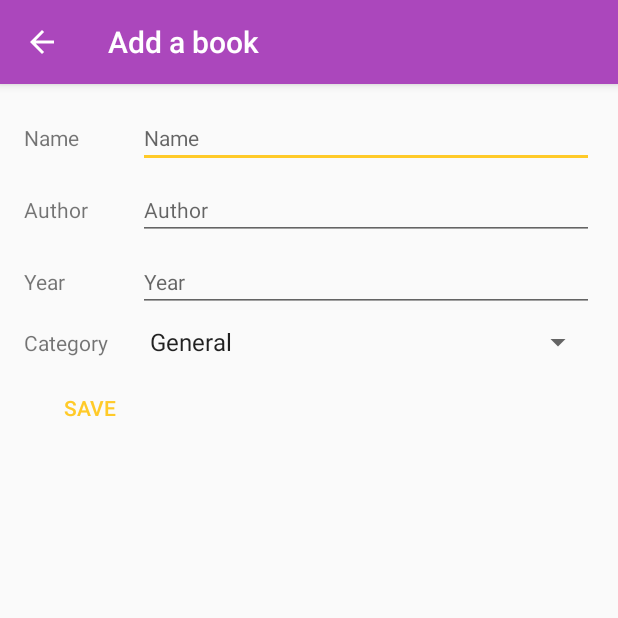
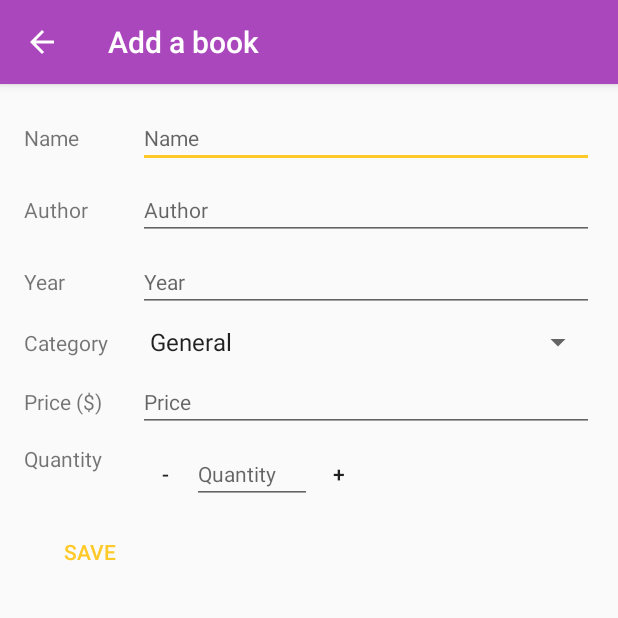
Before and after one commit to amaliaman/MyBookShop, an Android app: the EditorActivity screen opened directly, with no data from a screen before it, on a phone screen of 412 x 824 dp, the top half of it. Run offline under Robolectric (Android 15) with nearby library versions, the phone set to English and light mode, and no system bars.

Commit message:
Adjust quantity buttons

```diff
--- a/app/src/main/java/com/example/ami/mybookshop/EditorActivity.java
+++ b/app/src/main/java/com/example/ami/mybookshop/EditorActivity.java
@@ -15,8 +15,12 @@ import android.widget.ArrayAdapter;
 import android.widget.Button;
 import android.widget.EditText;
 import android.widget.Spinner;
+import android.widget.TextView;
 
 import com.example.ami.mybookshop.data.BookContract.BookEntry;
+
+import java.util.Currency;
+import java.util.Locale;
 
 public class EditorActivity extends AppCompatActivity implements LoaderManager.LoaderCallbacks<Cursor> {
 
@@ -24,7 +28,10 @@ public class EditorActivity extends AppCompatActivity implements LoaderManager.L
     private EditText mAuthorEditText;
     private EditText mYearEditText;
     private Spinner mCategorySpinner;
+    private EditText mPriceEditText;
+    private EditText mQuantityEditText;
 
+    private int quantity;
     private int mCategory = 0;
     private static final int EXISTING_BOOK_LOADER = 0;
     private Uri mCurrentBookUri;
@@ -61,15 +68,27 @@ public class EditorActivity extends AppCompatActivity implements LoaderManager.L
             invalidateOptionsMenu();
         }
 
+        // Show currency symbol in Price field
+        TextView priceLabel = findViewById(R.id.price_label);
+        priceLabel.append(" (" + Currency.getInstance(Locale.getDefault()).getSymbol() + ")");
+
         // Find all relevant views that we will need to read user input from
         mNameEditText = findViewById(R.id.name);
         mAuthorEditText = findViewById(R.id.author);
         mYearEditText = findViewById(R.id.year);
         mCategorySpinner = findViewById(R.id.category);
+        mPriceEditText = findViewById(R.id.price);
+        mQuantityEditText = findViewById(R.id.quantity);
 
         setupSpinner();
+
+        // Setup quantity increase/decrease buttons
+        // todo: show 0 if in insert mode
+        Button mMinusButton = findViewById(R.id.decrease);
+        Button mPlusButton = findViewById(R.id.increase);
+        mMinusButton.setOnClickListener(quantityButtonListener);
+        mPlusButton.setOnClickListener(quantityButtonListener);
     }
-
 
     @Override
     public Loader<Cursor> onCreateLoader(int id, Bundle args) {
@@ -98,6 +117,8 @@ public class EditorActivity extends AppCompatActivity implements LoaderManager.L
             mAuthorEditText.setText(data.getString(data.getColumnIndex(BookEntry.COLUMN_BOOK_AUTHOR)));
             mYearEditText.setText(String.valueOf(data.getInt(data.getColumnIndex(BookEntry.COLUMN_BOOK_YEAR))));
             mCategorySpinner.setSelection(data.getInt(data.getColumnIndex(BookEntry.COLUMN_BOOK_CATEGORY)));
+            mPriceEditText.setText(String.valueOf(data.getDouble(data.getColumnIndex(BookEntry.COLUMN_BOOK_PRICE))));
+            mQuantityEditText.setText(String.valueOf(data.getInt(data.getColumnIndex(BookEntry.COLUMN_BOOK_QUANTITY))));
         }
     }
 
@@ -107,6 +128,8 @@ public class EditorActivity extends AppCompatActivity implements LoaderManager.L
         mAuthorEditText.setText("");
         mYearEditText.setText("");
         mCategorySpinner.setSelection(0);
+        mPriceEditText.setText("");
+        mQuantityEditText.setText("");
     }
 
     private void setupSpinner() {
@@ -116,7 +139,7 @@ public class EditorActivity extends AppCompatActivity implements LoaderManager.L
                 R.array.array_category_options, android.R.layout.simple_spinner_item);
 
         // Specify dropdown layout style - simple list view with 1 item per line
-        categorySpinnerAdapter.setDropDownViewResource(android.R.layout.simple_dropdown_item_1line);
+        categorySpinnerAdapter.setDropDownViewResource(android.R.layout.simple_spinner_dropdown_item);
 
         // Apply the adapter to the spinner
         mCategorySpinner.setAdapter(categorySpinnerAdapter);
@@ -138,4 +161,28 @@ public class EditorActivity extends AppCompatActivity implements LoaderManager.L
             }
         });
     }
+
+    /**
+     * {link @View.OnClickListener} to monitor button clicks
+     */
+    private View.OnClickListener quantityButtonListener = new View.OnClickListener() {
+        @Override
+        public void onClick(View v) {
+            // todo: disable below zero
+            if (TextUtils.isEmpty(mQuantityEditText.getText())) {
+                quantity = 0;
+            } else {
+                quantity = Integer.parseInt(mQuantityEditText.getText().toString());
+            }
+            switch (v.getId()) {
+                case R.id.decrease:
+                    quantity--;
+                    break;
+                case R.id.increase:
+                    quantity++;
+                    break;
+            }
+            mQuantityEditText.setText(String.valueOf(quantity));
+        }
+    };
 }
--- /dev/null
+++ b/app/src/main/res/drawable/ic_plus.xml
@@ -0,0 +1,5 @@
+<vector android:height="24dp" android:tint="#AD1457"
+    android:viewportHeight="24.0" android:viewportWidth="24.0"
+    android:width="24dp" xmlns:android="http://schemas.android.com/apk/res/android">
+    <path android:fillColor="#FF000000" android:pathData="M19,13h-6v6h-2v-6H5v-2h6V5h2v6h6v2z"/>
+</vector>
--- a/app/src/main/res/layout/activity_editor.xml
+++ b/app/src/main/res/layout/activity_editor.xml
@@ -1,11 +1,15 @@
 <?xml version="1.0" encoding="utf-8"?>
-<LinearLayout xmlns:android="http://schemas.android.com/apk/res/android"
+<ScrollView xmlns:android="http://schemas.android.com/apk/res/android"
     xmlns:tools="http://schemas.android.com/tools"
     android:layout_width="match_parent"
     android:layout_height="match_parent"
+    tools:context=".EditorActivity">
+
+    <LinearLayout
+        android:layout_width="match_parent"
+        android:layout_height="wrap_content"
         android:orientation="vertical"
-    android:padding="@dimen/activity_margin"
-    tools:context=".EditorActivity">
+        android:padding="@dimen/activity_margin">
 
         <LinearLayout style="@style/EditorRowStyle">
 
@@ -41,11 +45,12 @@
 
             <EditText
                 android:id="@+id/year"
-            android:maxLength="4"
                 style="@style/EditorFieldStyle"
                 android:hint="@string/label_year"
-            android:inputType="number" />
+                android:inputType="number"
+                android:maxLength="4" />
         </LinearLayout>
+
         <LinearLayout style="@style/EditorRowStyle">
 
             <TextView
@@ -55,7 +60,52 @@
             <Spinner
                 android:id="@+id/category"
                 style="@style/EditorFieldStyle"
-            android:spinnerMode="dropdown"/>
+                android:spinnerMode="dropdown" />
+        </LinearLayout>
+
+        <LinearLayout style="@style/EditorRowStyle">
+
+            <TextView
+                android:id="@+id/price_label"
+                style="@style/EditorLabelStyle"
+                android:text="@string/label_price" />
+
+            <EditText
+                android:id="@+id/price"
+                style="@style/EditorFieldStyle"
+                android:hint="@string/label_price"
+                android:inputType="numberDecimal" />
+        </LinearLayout>
+
+        <LinearLayout style="@style/EditorRowStyle">
+
+            <TextView
+                style="@style/EditorLabelStyle"
+                android:text="@string/label_quantity" />
+
+            <LinearLayout style="@style/EditorFieldStyle">
+
+                <Button
+                    android:id="@+id/decrease"
+                    style="@style/Widget.AppCompat.Button.Borderless"
+                    android:layout_width="@dimen/quantity_button"
+                    android:layout_height="@dimen/quantity_button"
+                    android:text="@string/minus" />
+
+                <EditText
+                    android:id="@+id/quantity"
+                    style="@style/EditorFieldStyleQuantity"
+                    android:hint="@string/label_quantity"
+                    android:inputType="number" />
+
+                <Button
+                    android:id="@+id/increase"
+                    style="@style/Widget.AppCompat.Button.Borderless"
+                    android:layout_width="@dimen/quantity_button"
+                    android:layout_height="@dimen/quantity_button"
+                    android:text="@string/plus" />
+            </LinearLayout>
+
         </LinearLayout>
 
         <Button
@@ -65,3 +115,4 @@
             android:layout_height="wrap_content"
             android:text="@string/save" />
     </LinearLayout>
+</ScrollView>
--- a/app/src/main/res/values/dimens.xml
+++ b/app/src/main/res/values/dimens.xml
@@ -5,4 +5,6 @@
 
     <!-- Common margin value used throughout the app -->
     <dimen name="activity_margin">16dp</dimen>
+
+    <dimen name="quantity_button">36dp</dimen>
 </resources>
--- a/app/src/main/res/values/strings.xml
+++ b/app/src/main/res/values/strings.xml
@@ -2,10 +2,10 @@
     <string name="app_name">My Book Shop</string>
     <string name="save">Save</string>
     <string name="action_insert_dummy_data">Insert Dummy Data</string>
-    <string name="dummy_books_string">The books table contains</string>
-    <string name="dummy_books_string_end">books</string>
+    <!--<string name="dummy_books_string">The books table contains</string>-->
+    <!--<string name="dummy_books_string_end">books</string>-->
 
-    <!-- Category options -->
+    <!-- Category spinner options -->
     <string name="category_general">General</string>
     <string name="category_fiction">Fiction</string>
     <string name="category_children">Children</string>
@@ -19,12 +19,20 @@
     <string name="empty_view_subtitle_text">Add some books</string>
     <string name="sale">Sale</string>
     <string name="details">Details</string>
+
     <string name="quantity_label">Quantity:</string>
     <string name="price_label">Price:</string>
+
+    <string name="add_book">Add a book</string>
+    <string name="edit_book">Edit book details</string>
+
+    <!-- Labels for editor fields -->
     <string name="label_name">Name</string>
     <string name="label_author">Author</string>
-    <string name="add_book">Add a book</string>
-    <string name="edit_book">Edit book details</string>
     <string name="label_year">Year</string>
     <string name="label_category">Category</string>
+    <string name="label_price">Price</string>
+    <string name="label_quantity">Quantity</string>
+    <string name="minus">-</string>
+    <string name="plus">+</string>
 </resources>
--- a/app/src/main/res/values/styles.xml
+++ b/app/src/main/res/values/styles.xml
@@ -32,4 +32,11 @@
         <item name="android:textAppearance">?android:textAppearanceSmall</item>
     </style>
 
+    <!-- Style for the quantity EditText field in the editor -->
+    <style name="EditorFieldStyleQuantity">
+        <item name="android:layout_height">wrap_content</item>
+        <item name="android:layout_width">80dp</item>
+        <item name="android:textAppearance">?android:textAppearanceSmall</item>
+    </style>
+
 </resources>
```
Also changed, not shown: app/src/main/res/drawable/ic_minus.xml (added, +10 -0 lines). Lines whose indentation alone changed are shown as unchanged.
